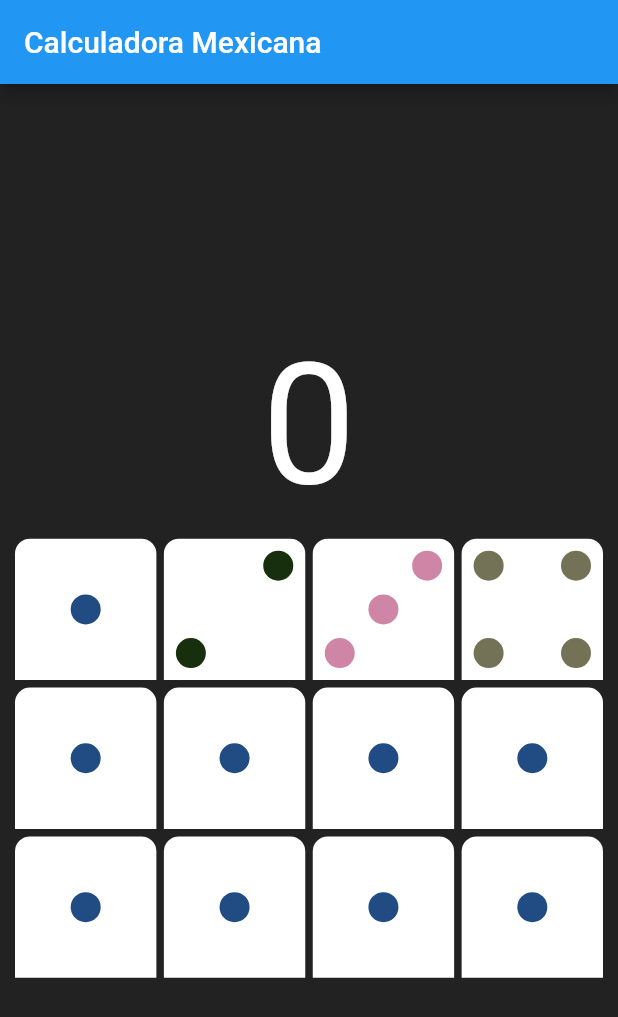
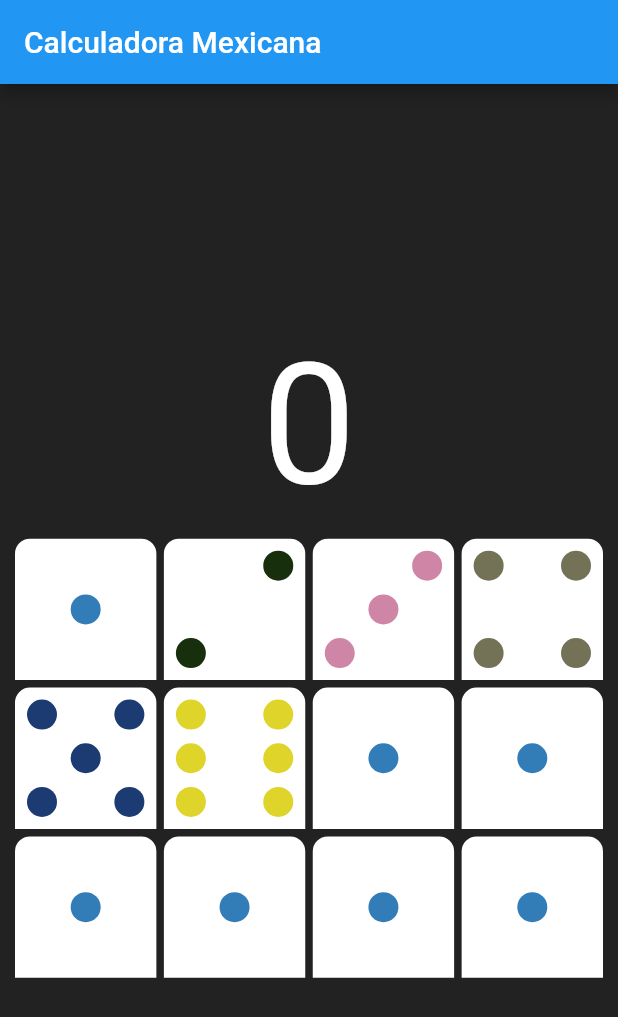
Before and after one commit to esron/mexican_calculator, a Flutter app: the screen it shows after launch, on a phone screen of 412 x 824 dp. Shown: the top 1017 px of the screen. Run offline on Flutter 3.47's test engine with Material 2 defaults, Android fonts, the phone set to English and light mode, and no system bars.

Commit message:
adds domino five and six

```diff
--- a/lib/widgets/domino_piece.dart
+++ b/lib/widgets/domino_piece.dart
@@ -14,8 +14,8 @@ class DominoPiece extends StatelessWidget {
       new DominoTwo(),
       new DominoThree(),
       new DominoFour(),
-      new DominoOne(),
-      new DominoOne(),
+      new DominoFive(),
+      new DominoSix(),
       new DominoOne(),
       new DominoOne(),
       new DominoOne(),
@@ -65,7 +65,7 @@ class DominoOne extends StatelessWidget {
       height: 20,
       width: 20,
       decoration: BoxDecoration(
-        color: Color(0xFF204c83),
+        color: Color(0xFF327db8),
         shape: BoxShape.circle,
       ),
     );
@@ -223,3 +223,145 @@ class DominoFour extends StatelessWidget {
     );
   }
 }
+
+class DominoFive extends StatelessWidget {
+  const DominoFive({
+    Key key,
+  }) : super(key: key);
+
+  @override
+  Widget build(BuildContext context) {
+    return Row(
+      mainAxisAlignment: MainAxisAlignment.spaceBetween,
+      children: <Widget>[
+        Column(
+          mainAxisAlignment: MainAxisAlignment.spaceBetween,
+          children: <Widget>[
+            Container(
+              height: 20,
+              width: 20,
+              decoration: BoxDecoration(
+                color: Color(0xFF1B3B72),
+                shape: BoxShape.circle,
+              ),
+            ),
+            Container(
+              height: 20,
+              width: 20,
+              decoration: BoxDecoration(
+                color: Color(0xFF1B3B72),
+                shape: BoxShape.circle,
+              ),
+            ),
+          ],
+        ),
+        Column(
+          mainAxisAlignment: MainAxisAlignment.center,
+          children: <Widget>[
+            Container(
+              height: 20,
+              width: 20,
+              decoration: BoxDecoration(
+                color: Color(0xFF1B3B72),
+                shape: BoxShape.circle,
+              ),
+            ),
+          ],
+        ),
+        Column(
+          mainAxisAlignment: MainAxisAlignment.spaceBetween,
+          children: <Widget>[
+            Container(
+              height: 20,
+              width: 20,
+              decoration: BoxDecoration(
+                color: Color(0xFF1B3B72),
+                shape: BoxShape.circle,
+              ),
+            ),
+            Container(
+              height: 20,
+              width: 20,
+              decoration: BoxDecoration(
+                color: Color(0xFF1B3B72),
+                shape: BoxShape.circle,
+              ),
+            ),
+          ],
+        ),
+      ],
+    );
+  }
+}
+class DominoSix extends StatelessWidget {
+  const DominoSix({
+    Key key,
+  }) : super(key: key);
+
+  @override
+  Widget build(BuildContext context) {
+    return Row(
+      mainAxisAlignment: MainAxisAlignment.spaceBetween,
+      children: <Widget>[
+        Column(
+          mainAxisAlignment: MainAxisAlignment.spaceBetween,
+          children: <Widget>[
+            Container(
+              height: 20,
+              width: 20,
+              decoration: BoxDecoration(
+                color: Color(0xFFdfd42a),
+                shape: BoxShape.circle,
+              ),
+            ),
+            Container(
+              height: 20,
+              width: 20,
+              decoration: BoxDecoration(
+                color: Color(0xFFdfd42a),
+                shape: BoxShape.circle,
+              ),
+            ),
+            Container(
+              height: 20,
+              width: 20,
+              decoration: BoxDecoration(
+                color: Color(0xFFdfd42a),
+                shape: BoxShape.circle,
+              ),
+            ),
+          ],
+        ),
+        Column(
+          mainAxisAlignment: MainAxisAlignment.spaceBetween,
+          children: <Widget>[
+            Container(
+              height: 20,
+              width: 20,
+              decoration: BoxDecoration(
+                color: Color(0xFFdfd42a),
+                shape: BoxShape.circle,
+              ),
+            ),
+            Container(
+              height: 20,
+              width: 20,
+              decoration: BoxDecoration(
+                color: Color(0xFFdfd42a),
+                shape: BoxShape.circle,
+              ),
+            ),
+            Container(
+              height: 20,
+              width: 20,
+              decoration: BoxDecoration(
+                color: Color(0xFFdfd42a),
+                shape: BoxShape.circle,
+              ),
+            ),
+          ],
+        ),
+      ],
+    );
+  }
+}
```
